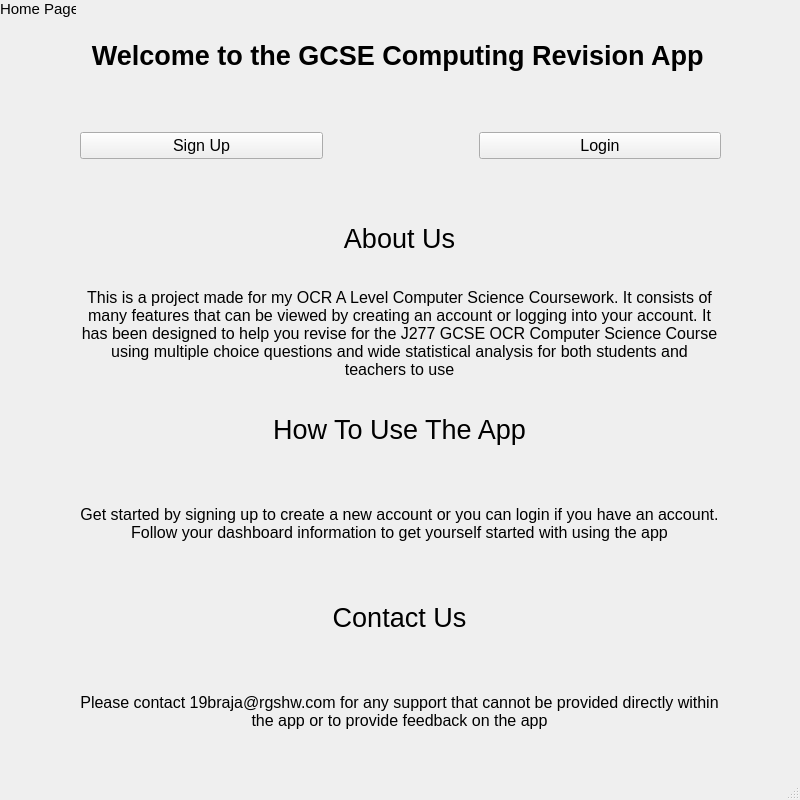
Above: ui files/homePage.ui from BXRSRUDIOS/a-level-coursework-project before the change. Below: the same form after it.
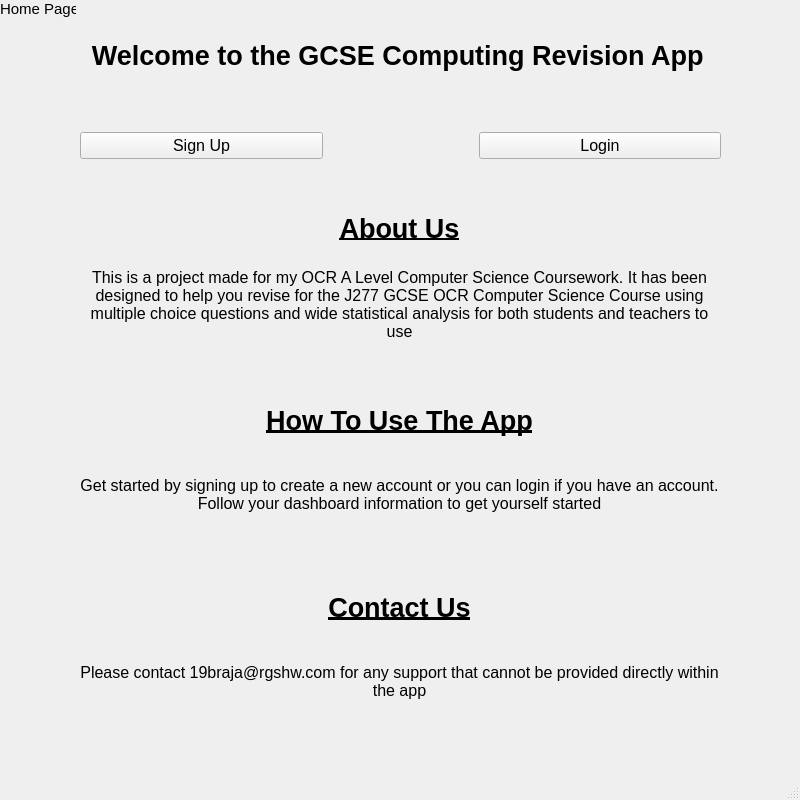
That is the form after the change.

Commit message: Stakeholder Feedback Session Responses

Diff of the .ui file:
```diff
--- a/ui files/homePage.ui
+++ b/ui files/homePage.ui
@@ -174,161 +174,6 @@
      </rect>
     </property>
     <layout class="QGridLayout" name="gridLayout_4">
-     <item row="6" column="0">
-      <spacer name="horizontalSpacer_16">
-       <property name="orientation">
-        <enum>Qt::Horizontal</enum>
-       </property>
-       <property name="sizeHint" stdset="0">
-        <size>
-         <width>40</width>
-         <height>20</height>
-        </size>
-       </property>
-      </spacer>
-     </item>
-     <item row="6" column="1">
-      <widget class="QLabel" name="aboutUsText_5">
-       <property name="font">
-        <font>
-         <pointsize>20</pointsize>
-         <weight>50</weight>
-         <bold>false</bold>
-         <kerning>true</kerning>
-        </font>
-       </property>
-       <property name="tabletTracking">
-        <bool>false</bool>
-       </property>
-       <property name="layoutDirection">
-        <enum>Qt::LeftToRight</enum>
-       </property>
-       <property name="styleSheet">
-        <string notr="true"/>
-       </property>
-       <property name="text">
-        <string>Contact Us</string>
-       </property>
-       <property name="alignment">
-        <set>Qt::AlignCenter</set>
-       </property>
-      </widget>
-     </item>
-     <item row="3" column="1">
-      <widget class="QLabel" name="appUsageText_3">
-       <property name="font">
-        <font>
-         <pointsize>20</pointsize>
-         <weight>50</weight>
-         <bold>false</bold>
-         <kerning>true</kerning>
-        </font>
-       </property>
-       <property name="tabletTracking">
-        <bool>false</bool>
-       </property>
-       <property name="layoutDirection">
-        <enum>Qt::LeftToRight</enum>
-       </property>
-       <property name="styleSheet">
-        <string notr="true"/>
-       </property>
-       <property name="text">
-        <string>How To Use The App</string>
-       </property>
-       <property name="alignment">
-        <set>Qt::AlignCenter</set>
-       </property>
-      </widget>
-     </item>
-     <item row="3" column="2">
-      <spacer name="horizontalSpacer_17">
-       <property name="orientation">
-        <enum>Qt::Horizontal</enum>
-       </property>
-       <property name="sizeHint" stdset="0">
-        <size>
-         <width>40</width>
-         <height>20</height>
-        </size>
-       </property>
-      </spacer>
-     </item>
-     <item row="4" column="0" colspan="3">
-      <widget class="QLabel" name="aboutUsInfo_7">
-       <property name="enabled">
-        <bool>true</bool>
-       </property>
-       <property name="sizePolicy">
-        <sizepolicy hsizetype="Preferred" vsizetype="Minimum">
-         <horstretch>0</horstretch>
-         <verstretch>0</verstretch>
-        </sizepolicy>
-       </property>
-       <property name="font">
-        <font>
-         <pointsize>12</pointsize>
-         <weight>50</weight>
-         <bold>false</bold>
-         <kerning>true</kerning>
-        </font>
-       </property>
-       <property name="tabletTracking">
-        <bool>false</bool>
-       </property>
-       <property name="layoutDirection">
-        <enum>Qt::LeftToRight</enum>
-       </property>
-       <property name="styleSheet">
-        <string notr="true"/>
-       </property>
-       <property name="lineWidth">
-        <number>1</number>
-       </property>
-       <property name="text">
-        <string>Get started by signing up to create a new account or you can login if you have an account. Follow your dashboard information to get yourself started with using the app</string>
-       </property>
-       <property name="textFormat">
-        <enum>Qt::AutoText</enum>
-       </property>
-       <property name="scaledContents">
-        <bool>false</bool>
-       </property>
-       <property name="alignment">
-        <set>Qt::AlignCenter</set>
-       </property>
-       <property name="wordWrap">
-        <bool>true</bool>
-       </property>
-      </widget>
-     </item>
-     <item row="1" column="1">
-      <widget class="QLabel" name="aboutUsText_3">
-       <property name="font">
-        <font>
-         <pointsize>20</pointsize>
-         <weight>50</weight>
-         <bold>false</bold>
-         <kerning>true</kerning>
-        </font>
-       </property>
-       <property name="tabletTracking">
-        <bool>false</bool>
-       </property>
-       <property name="layoutDirection">
-        <enum>Qt::LeftToRight</enum>
-       </property>
-       <property name="styleSheet">
-        <string notr="true"/>
-       </property>
-       <property name="text">
-        <string>About Us</string>
-       </property>
-       <property name="alignment">
-        <set>Qt::AlignCenter</set>
-       </property>
-      </widget>
-     </item>
      <item row="1" column="2">
       <spacer name="horizontalSpacer_18">
        <property name="orientation">
@@ -355,6 +200,19 @@
        </property>
       </spacer>
      </item>
+     <item row="4" column="0">
+      <spacer name="horizontalSpacer_20">
+       <property name="orientation">
+        <enum>Qt::Horizontal</enum>
+       </property>
+       <property name="sizeHint" stdset="0">
+        <size>
+         <width>40</width>
+         <height>20</height>
+        </size>
+       </property>
+      </spacer>
+     </item>
      <item row="2" column="0" colspan="3">
       <widget class="QLabel" name="aboutUsInfo_8">
        <property name="enabled">
@@ -387,7 +245,7 @@
         <number>1</number>
        </property>
        <property name="text">
-        <string>This is a project made for my OCR A Level Computer Science Coursework. It consists of many features that can be viewed by creating an account or logging into your account. It has been designed to help you revise for the J277 GCSE OCR Computer Science Course using multiple choice questions and wide statistical analysis for both students and teachers to use</string>
+        <string>This is a project made for my OCR A Level Computer Science Coursework. It has been designed to help you revise for the J277 GCSE OCR Computer Science Course using multiple choice questions and wide statistical analysis for both students and teachers to use</string>
        </property>
        <property name="textFormat">
         <enum>Qt::AutoText</enum>
@@ -403,68 +261,7 @@
        </property>
       </widget>
      </item>
-     <item row="3" column="0">
-      <spacer name="horizontalSpacer_20">
-       <property name="orientation">
-        <enum>Qt::Horizontal</enum>
-       </property>
-       <property name="sizeHint" stdset="0">
-        <size>
-         <width>40</width>
-         <height>20</height>
-        </size>
-       </property>
-      </spacer>
-     </item>
-     <item row="7" column="0" colspan="3">
-      <widget class="QLabel" name="aboutUsInfo_9">
-       <property name="enabled">
-        <bool>true</bool>
-       </property>
-       <property name="sizePolicy">
-        <sizepolicy hsizetype="Preferred" vsizetype="Minimum">
-         <horstretch>0</horstretch>
-         <verstretch>0</verstretch>
-        </sizepolicy>
-       </property>
-       <property name="font">
-        <font>
-         <pointsize>12</pointsize>
-         <weight>50</weight>
-         <bold>false</bold>
-         <kerning>true</kerning>
-        </font>
-       </property>
-       <property name="tabletTracking">
-        <bool>false</bool>
-       </property>
-       <property name="layoutDirection">
-        <enum>Qt::LeftToRight</enum>
-       </property>
-       <property name="styleSheet">
-        <string notr="true"/>
-       </property>
-       <property name="lineWidth">
-        <number>1</number>
-       </property>
-       <property name="text">
-        <string>Please contact 19braja@rgshw.com for any support that cannot be provided directly within the app or to provide feedback on the app</string>
-       </property>
-       <property name="textFormat">
-        <enum>Qt::AutoText</enum>
-       </property>
-       <property name="scaledContents">
-        <bool>false</bool>
-       </property>
-       <property name="alignment">
-        <set>Qt::AlignCenter</set>
-       </property>
-       <property name="wordWrap">
-        <bool>true</bool>
-       </property>
-      </widget>
-     </item>
-     <item row="6" column="2">
+     <item row="8" column="2">
       <spacer name="horizontalSpacer_21">
        <property name="orientation">
         <enum>Qt::Horizontal</enum>
@@ -477,6 +274,260 @@
        </property>
       </spacer>
      </item>
+     <item row="10" column="0" colspan="3">
+      <spacer name="verticalSpacer_3">
+       <property name="orientation">
+        <enum>Qt::Vertical</enum>
+       </property>
+       <property name="sizeType">
+        <enum>QSizePolicy::Fixed</enum>
+       </property>
+       <property name="sizeHint" stdset="0">
+        <size>
+         <width>20</width>
+         <height>40</height>
+        </size>
+       </property>
+      </spacer>
+     </item>
+     <item row="6" column="0" colspan="3">
+      <spacer name="verticalSpacer_4">
+       <property name="orientation">
+        <enum>Qt::Vertical</enum>
+       </property>
+       <property name="sizeType">
+        <enum>QSizePolicy::Fixed</enum>
+       </property>
+       <property name="sizeHint" stdset="0">
+        <size>
+         <width>20</width>
+         <height>40</height>
+        </size>
+       </property>
+      </spacer>
+     </item>
+     <item row="8" column="1">
+      <widget class="QLabel" name="aboutUsText_5">
+       <property name="font">
+        <font>
+         <pointsize>20</pointsize>
+         <weight>75</weight>
+         <bold>true</bold>
+         <underline>true</underline>
+         <kerning>true</kerning>
+        </font>
+       </property>
+       <property name="tabletTracking">
+        <bool>false</bool>
+       </property>
+       <property name="layoutDirection">
+        <enum>Qt::LeftToRight</enum>
+       </property>
+       <property name="styleSheet">
+        <string notr="true"/>
+       </property>
+       <property name="text">
+        <string>Contact Us</string>
+       </property>
+       <property name="alignment">
+        <set>Qt::AlignCenter</set>
+       </property>
+      </widget>
+     </item>
+     <item row="8" column="0">
+      <spacer name="horizontalSpacer_16">
+       <property name="orientation">
+        <enum>Qt::Horizontal</enum>
+       </property>
+       <property name="sizeHint" stdset="0">
+        <size>
+         <width>40</width>
+         <height>20</height>
+        </size>
+       </property>
+      </spacer>
+     </item>
+     <item row="3" column="0" colspan="3">
+      <spacer name="verticalSpacer">
+       <property name="orientation">
+        <enum>Qt::Vertical</enum>
+       </property>
+       <property name="sizeType">
+        <enum>QSizePolicy::Fixed</enum>
+       </property>
+       <property name="sizeHint" stdset="0">
+        <size>
+         <width>20</width>
+         <height>40</height>
+        </size>
+       </property>
+      </spacer>
+     </item>
+     <item row="5" column="0" colspan="3">
+      <widget class="QLabel" name="aboutUsInfo_7">
+       <property name="enabled">
+        <bool>true</bool>
+       </property>
+       <property name="sizePolicy">
+        <sizepolicy hsizetype="Preferred" vsizetype="Minimum">
+         <horstretch>0</horstretch>
+         <verstretch>0</verstretch>
+        </sizepolicy>
+       </property>
+       <property name="font">
+        <font>
+         <pointsize>12</pointsize>
+         <weight>50</weight>
+         <bold>false</bold>
+         <kerning>true</kerning>
+        </font>
+       </property>
+       <property name="tabletTracking">
+        <bool>false</bool>
+       </property>
+       <property name="layoutDirection">
+        <enum>Qt::LeftToRight</enum>
+       </property>
+       <property name="styleSheet">
+        <string notr="true"/>
+       </property>
+       <property name="lineWidth">
+        <number>1</number>
+       </property>
+       <property name="text">
+        <string>Get started by signing up to create a new account or you can login if you have an account. Follow your dashboard information to get yourself started</string>
+       </property>
+       <property name="textFormat">
+        <enum>Qt::AutoText</enum>
+       </property>
+       <property name="scaledContents">
+        <bool>false</bool>
+       </property>
+       <property name="alignment">
+        <set>Qt::AlignCenter</set>
+       </property>
+       <property name="wordWrap">
+        <bool>true</bool>
+       </property>
+      </widget>
+     </item>
+     <item row="1" column="1">
+      <widget class="QLabel" name="aboutUsText_3">
+       <property name="font">
+        <font>
+         <pointsize>20</pointsize>
+         <weight>75</weight>
+         <bold>true</bold>
+         <underline>true</underline>
+         <kerning>true</kerning>
+        </font>
+       </property>
+       <property name="tabletTracking">
+        <bool>false</bool>
+       </property>
+       <property name="layoutDirection">
+        <enum>Qt::LeftToRight</enum>
+       </property>
+       <property name="styleSheet">
+        <string notr="true"/>
+       </property>
+       <property name="text">
+        <string>About Us</string>
+       </property>
+       <property name="alignment">
+        <set>Qt::AlignCenter</set>
+       </property>
+      </widget>
+     </item>
+     <item row="4" column="2">
+      <spacer name="horizontalSpacer_17">
+       <property name="orientation">
+        <enum>Qt::Horizontal</enum>
+       </property>
+       <property name="sizeHint" stdset="0">
+        <size>
+         <width>40</width>
+         <height>20</height>
+        </size>
+       </property>
+      </spacer>
+     </item>
+     <item row="4" column="1">
+      <widget class="QLabel" name="appUsageText_3">
+       <property name="font">
+        <font>
+         <pointsize>20</pointsize>
+         <weight>75</weight>
+         <bold>true</bold>
+         <underline>true</underline>
+         <kerning>true</kerning>
+        </font>
+       </property>
+       <property name="tabletTracking">
+        <bool>false</bool>
+       </property>
+       <property name="layoutDirection">
+        <enum>Qt::LeftToRight</enum>
+       </property>
+       <property name="styleSheet">
+        <string notr="true"/>
+       </property>
+       <property name="text">
+        <string>How To Use The App</string>
+       </property>
+       <property name="alignment">
+        <set>Qt::AlignCenter</set>
+       </property>
+      </widget>
+     </item>
+     <item row="9" column="0" colspan="3">
+      <widget class="QLabel" name="aboutUsInfo_9">
+       <property name="enabled">
+        <bool>true</bool>
+       </property>
+       <property name="sizePolicy">
+        <sizepolicy hsizetype="Preferred" vsizetype="Minimum">
+         <horstretch>0</horstretch>
+         <verstretch>0</verstretch>
+        </sizepolicy>
+       </property>
+       <property name="font">
+        <font>
+         <pointsize>12</pointsize>
+         <weight>50</weight>
+         <bold>false</bold>
+         <kerning>true</kerning>
+        </font>
+       </property>
+       <property name="tabletTracking">
+        <bool>false</bool>
+       </property>
+       <property name="layoutDirection">
+        <enum>Qt::LeftToRight</enum>
+       </property>
+       <property name="styleSheet">
+        <string notr="true"/>
+       </property>
+       <property name="lineWidth">
+        <number>1</number>
+       </property>
+       <property name="text">
+        <string>Please contact 19braja@rgshw.com for any support that cannot be provided directly within the app</string>
+       </property>
+       <property name="textFormat">
+        <enum>Qt::AutoText</enum>
+       </property>
+       <property name="scaledContents">
+        <bool>false</bool>
+       </property>
+       <property name="alignment">
+        <set>Qt::AlignCenter</set>
+       </property>
+       <property name="wordWrap">
+        <bool>true</bool>
+       </property>
+      </widget>
+     </item>
     </layout>
    </widget>
   </widget>
```
The commit also changes 20 other files.
